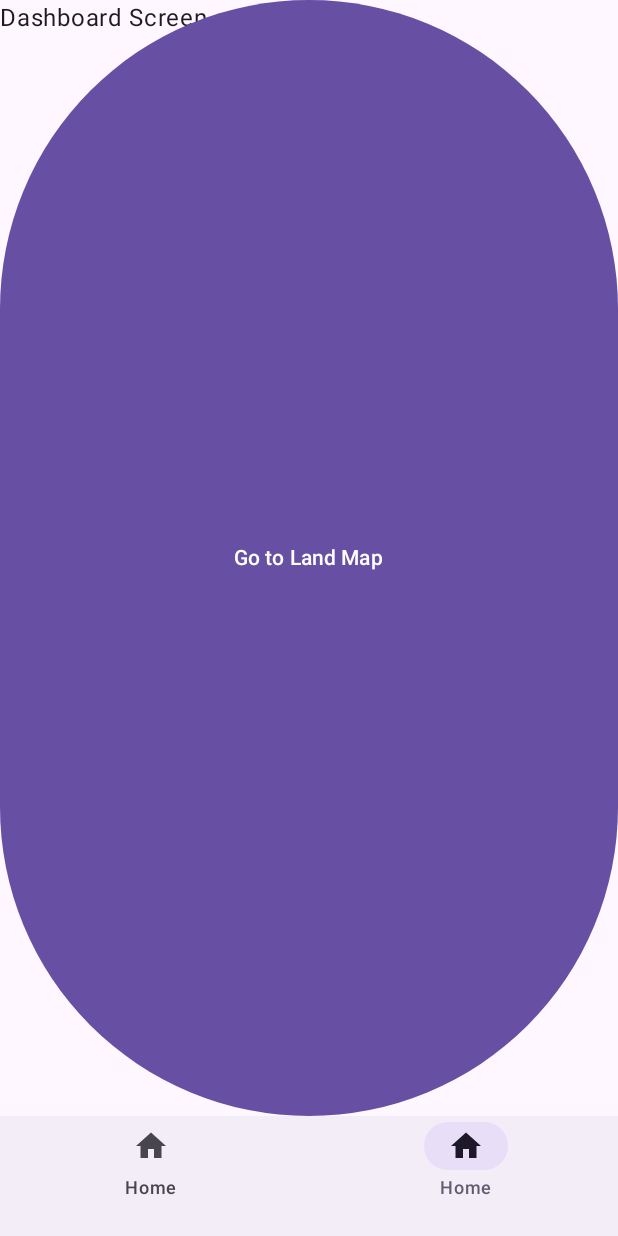
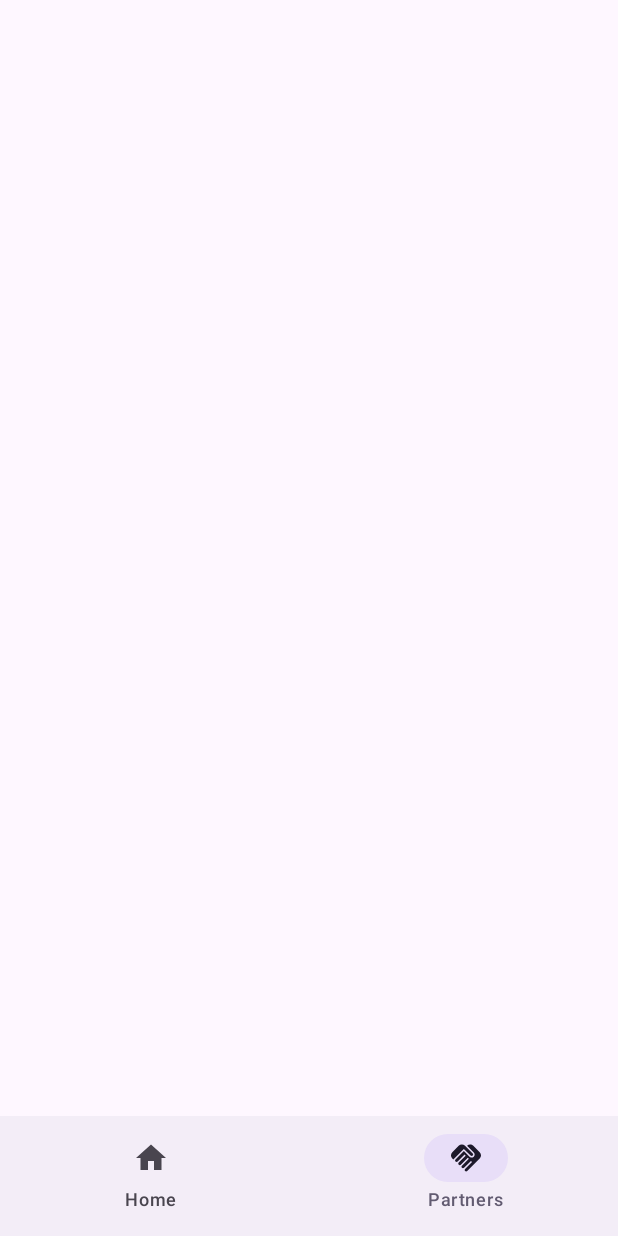
Before and after one commit to vcotlearov/Gigahack-Hakaton-2025-Shift-Happens, an Android app built with Jetpack Compose: the DashboardScreen screen opened through its navigation route, on a phone screen of 412 x 824 dp. Run offline under Robolectric (Android 15) with nearby library versions, the phone set to English and light mode, and no system bars; our stand-ins replace Dagger/Hilt's generated code, navigation suite; libraries missing offline, so code that uses them is left out: com.auth0.android; 5 statements that could not run were skipped.

Commit message:
added partners tab

```diff
--- a/FarmProfit/FarmProfilt.Android/app/build.gradle.kts
+++ b/FarmProfit/FarmProfilt.Android/app/build.gradle.kts
@@ -88,4 +88,5 @@ dependencies {
     // retrofit
     implementation(libs.retrofit.core)
     implementation(libs.retrofit.kotlin.serialization)
+    implementation(libs.androidx.compose.material.icons.extended)
 }
--- a/FarmProfit/FarmProfilt.Android/app/src/main/java/com/farmprofit/ui/features/dashboard/DashboardScreen.kt
+++ b/FarmProfit/FarmProfilt.Android/app/src/main/java/com/farmprofit/ui/features/dashboard/DashboardScreen.kt
@@ -1,15 +1,10 @@
 package com.farmprofit.ui.features.dashboard
 
-import androidx.compose.material3.Button
-import androidx.compose.material3.Text
 import androidx.compose.runtime.Composable
 
 @Composable
 fun DashboardScreen(
     navigateToLandMap: () -> Unit
 ) {
-    Text("Dashboard Screen")
-    Button(onClick = navigateToLandMap) {
-        Text("Go to Land Map")
-    }
+
 }
--- a/FarmProfit/FarmProfilt.Android/app/src/main/java/com/farmprofit/ui/features/home/qr_code_scan/navigation/QrCodeScan.kt
+++ b/FarmProfit/FarmProfilt.Android/app/src/main/java/com/farmprofit/ui/features/home/qr_code_scan/navigation/QrCodeScan.kt
@@ -9,9 +9,9 @@ import kotlinx.serialization.Serializable
 @Serializable
 object QrCodeScan
 
-fun NavGraphBuilder.qrCodePartnersScreen() {
+fun NavGraphBuilder.qrCodePartnersScreen(onNavigateBack: () -> Unit) {
     composable<QrCodeScan> {
-        QrCodeScreen()
+        QrCodeScreen(onNavigateBack)
     }
 }
 
--- a/FarmProfit/FarmProfilt.Android/app/src/main/java/com/farmprofit/ui/navigation/FarmNavigation.kt
+++ b/FarmProfit/FarmProfilt.Android/app/src/main/java/com/farmprofit/ui/navigation/FarmNavigation.kt
@@ -58,10 +58,12 @@ fun FarmNavigation(
 
         dashboardScreen { navController.navigate(LandSelectionRoute) }
         homeScreen(
-            navigateToQrCodePartners =  {
+            navigateToQrCodePartners = {
                 navController.navigateToQrCodePartners()
             }
         )
-        qrCodePartnersScreen()
+        qrCodePartnersScreen(onNavigateBack = {
+            navController.popBackStack()
+        })
     }
 }
--- a/FarmProfit/FarmProfilt.Android/app/src/main/java/com/farmprofit/ui/navigation/TopLevelDestination.kt
+++ b/FarmProfit/FarmProfilt.Android/app/src/main/java/com/farmprofit/ui/navigation/TopLevelDestination.kt
@@ -2,6 +2,7 @@ package com.farmprofit.ui.navigation
 
 import androidx.annotation.StringRes
 import androidx.compose.material.icons.Icons
+import androidx.compose.material.icons.filled.Handshake
 import androidx.compose.material.icons.filled.Home
 import androidx.compose.ui.graphics.vector.ImageVector
 import com.farmprofit.R
@@ -19,9 +20,10 @@ enum class TopLevelDestination(
         titleTextId = R.string.home,
         route = HomeScreenRoute::class
     ),
+
     DASHBOARD(
-        icon = Icons.Default.Home,
-        titleTextId = R.string.home,
+        icon = Icons.Default.Handshake,
+        titleTextId = R.string.partners,
         route = DashboardRoute::class
     )
 }
--- a/FarmProfit/FarmProfilt.Android/app/src/main/res/values/strings.xml
+++ b/FarmProfit/FarmProfilt.Android/app/src/main/res/values/strings.xml
@@ -4,7 +4,8 @@
     <string name="com_auth0_scheme">demo</string>
 
     <string name="dashboard">Dashboard</string>
-    <string name="home">Home\n</string>
+    <string name="home">Home</string>
+    <string name="partners">Partners</string>
     <string name="registration_date">Registration date: %s</string>
     <string name="idno">IDNO: </string>
     <string name="active_assets">Active assets: </string>
--- a/FarmProfit/FarmProfilt.Android/gradle/libs.versions.toml
+++ b/FarmProfit/FarmProfilt.Android/gradle/libs.versions.toml
@@ -13,6 +13,7 @@ lifecycleRuntimeKtx = "2.9.3"
 activityCompose = "1.11.0"
 composeBom = "2024.09.00"
 mapsCompose = "5.0.4"
+materialIconsExtended = "1.7.8"
 navigationComposeAndroid = "2.9.4"
 playServicesMaps = "18.2.0"
 uiTextGoogleFonts = "1.8.3"
@@ -27,6 +28,7 @@ retrofitKotlinxSerializationJson = "1.0.0"
 
 [libraries]
 androidx-activity-ktx = { module = "androidx.activity:activity-ktx", version.ref = "activityKtx" }
+androidx-compose-material-icons-extended = { module = "androidx.compose.material:material-icons-extended", version.ref = "materialIconsExtended" }
 androidx-core-ktx = { group = "androidx.core", name = "core-ktx", version.ref = "coreKtx" }
 androidx-datastore-preferences = { module = "androidx.datastore:datastore-preferences", version.ref = "datastorePreferences" }
 androidx-ui-text-google-fonts = { module = "androidx.compose.ui:ui-text-google-fonts", version.ref = "uiTextGoogleFontsVersion" }
```
Also changed, not shown: FarmProfit/FarmProfilt.Android/app/src/main/java/com/farmprofit/ui/features/home/qr_code_scan/QrCodeScreen.kt (+22 -8 lines).
